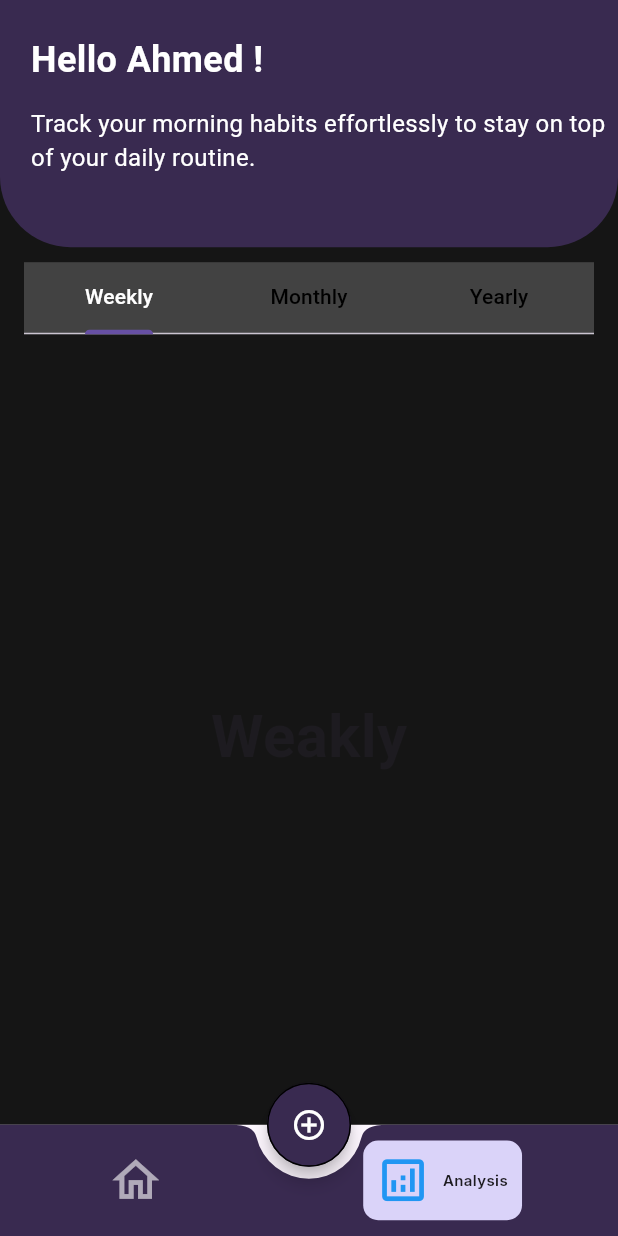
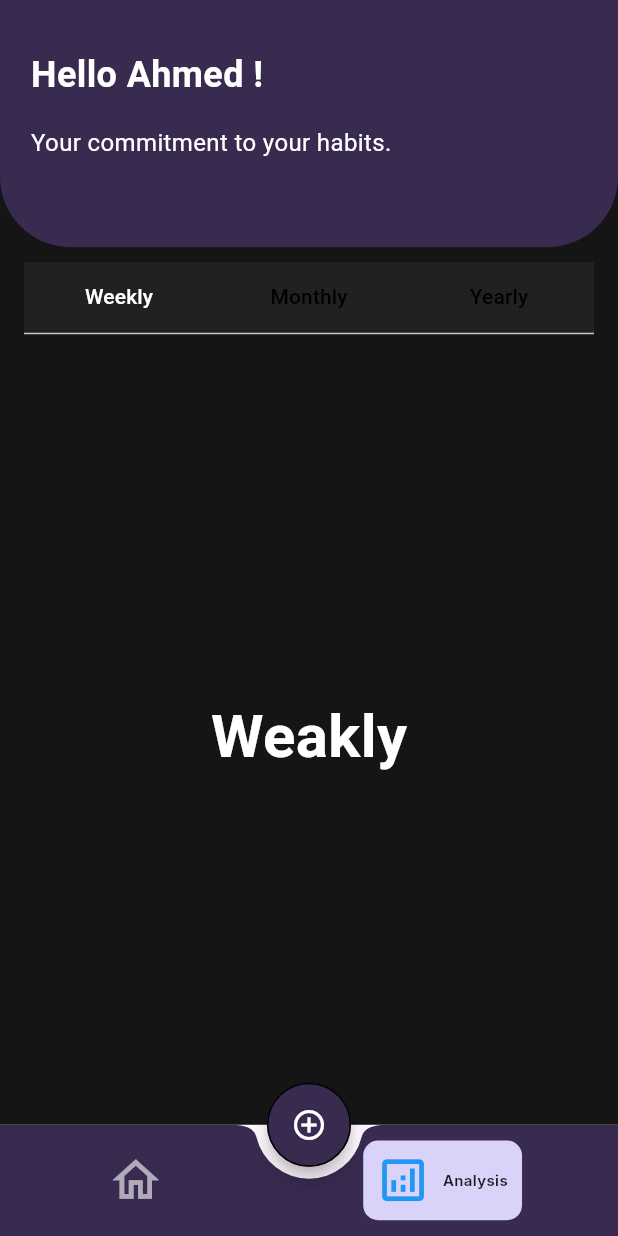
Before and after one commit to AhmadElesily/habit_tracker, a Flutter app: the screen it shows after launch, after a tap on the "circle" icon, after a tap on the "home" icon, after a tap on the "analytics" icon, on a phone screen of 412 x 824 dp. Run offline on Flutter 3.47's test engine with Material 3 defaults, Android fonts, the light colour scheme and no system bars; our stand-ins replace google_fonts, table_calendar.

Commit message:
edit appBar and add tabBar widget in analysis screen -salem

```diff
--- a/lib/features/analysis/analysis_screen.dart
+++ b/lib/features/analysis/analysis_screen.dart
@@ -16,9 +16,7 @@ class _AnalysisScreenState extends State<AnalysisScreen>
   @override
   void initState() {
     super.initState();
-    _tabController = TabController(
-        length: 3,
-        vsync: this); // تأكد من أن طول الـ TabController يطابق عدد الـ Tabs
+    _tabController = TabController(length: 3, vsync: this);
   }
 
   @override
@@ -49,7 +47,7 @@ class _AnalysisScreenState extends State<AnalysisScreen>
               bottom: heightSize * 0.05),
           child: const Column(
             crossAxisAlignment: CrossAxisAlignment.start,
-            mainAxisAlignment: MainAxisAlignment.spaceAround,
+            mainAxisAlignment: MainAxisAlignment.spaceEvenly,
             children: [
               Text(
                 'Hello Ahmed !',
@@ -60,7 +58,7 @@ class _AnalysisScreenState extends State<AnalysisScreen>
                 ),
               ),
               Text(
-                "Track your morning habits effortlessly to stay on top of your daily routine.",
+                "Your commitment to your habits.",
                 style: TextStyle(
                   color: Colors.white,
                   fontSize: 16,
@@ -81,9 +79,12 @@ class _AnalysisScreenState extends State<AnalysisScreen>
         Padding(
           padding: const EdgeInsets.symmetric(horizontal: 16.0, vertical: 10),
           child: Container(
-            color: Colors.grey[800],
+            color: Colors.grey[900],
             child: TabBar(
               controller: _tabController,
+              indicator: const BoxDecoration(
+                color: Colors.transparent,
+              ),
               labelColor: AppColors.whiteColor,
               unselectedLabelColor: AppColors.textColor,
               tabs: const [
@@ -100,11 +101,8 @@ class _AnalysisScreenState extends State<AnalysisScreen>
           child: TabBarView(
             controller: _tabController,
             children: const [
-              // Weekly View
               WeeklyView(),
-              // Monthly View
               MonthlyView(),
-              // Yearly View - يمكن إضافة كود مماثل إذا كنت تخطط لإظهار عادات سنوية
               YearlyView(),
             ],
           ),
@@ -122,7 +120,11 @@ class WeeklyView extends StatelessWidget {
     return const Center(
       child: Text(
         "Weakly",
-        style: TextStyle(fontSize: 40, fontWeight: FontWeight.bold),
+        style: TextStyle(
+          fontSize: 40,
+          fontWeight: FontWeight.bold,
+          color: AppColors.whiteColor,
+        ),
       ),
     );
   }
@@ -136,7 +138,11 @@ class MonthlyView extends StatelessWidget {
     return const Center(
       child: Text(
         "Monthly",
-        style: TextStyle(fontSize: 40, fontWeight: FontWeight.bold),
+        style: TextStyle(
+          fontSize: 40,
+          fontWeight: FontWeight.bold,
+          color: AppColors.whiteColor,
+        ),
       ),
     );
   }
@@ -150,7 +156,11 @@ class YearlyView extends StatelessWidget {
     return const Center(
       child: Text(
         "Yearly",
-        style: TextStyle(fontSize: 40, fontWeight: FontWeight.bold),
+        style: TextStyle(
+          fontSize: 40,
+          fontWeight: FontWeight.bold,
+          color: AppColors.whiteColor,
+        ),
       ),
     );
   }
--- a/lib/features/calender/calender_screen.dart
+++ b/lib/features/calender/calender_screen.dart
@@ -26,10 +26,10 @@ class _CalenderTabState extends State<CalenderTab> {
         padding: const EdgeInsets.all(8.0),
         child: TableCalendar(
           headerVisible: false,
-          calendarStyle: CalendarStyle(
-            defaultTextStyle: const TextStyle(color: Colors.white),
-            weekendTextStyle: const TextStyle(color: AppColors.buttonColor),
-            todayDecoration: const BoxDecoration(
+          calendarStyle: const CalendarStyle(
+            defaultTextStyle: TextStyle(color: Colors.white),
+            weekendTextStyle: TextStyle(color: AppColors.buttonColor),
+            todayDecoration: BoxDecoration(
               color: AppColors.primaryColor,
               shape: BoxShape.rectangle,
             ),
--- a/lib/features/home/home_layout/home_layout.dart
+++ b/lib/features/home/home_layout/home_layout.dart
@@ -37,7 +37,7 @@ class _HomeLayoutState extends State<HomeLayout> {
                 bottom: heightSize * 0.05),
             child: const Column(
               crossAxisAlignment: CrossAxisAlignment.start,
-              mainAxisAlignment: MainAxisAlignment.spaceAround,
+              mainAxisAlignment: MainAxisAlignment.spaceEvenly,
               children: [
                 Text(
                   'Hello Ahmed !',
```
